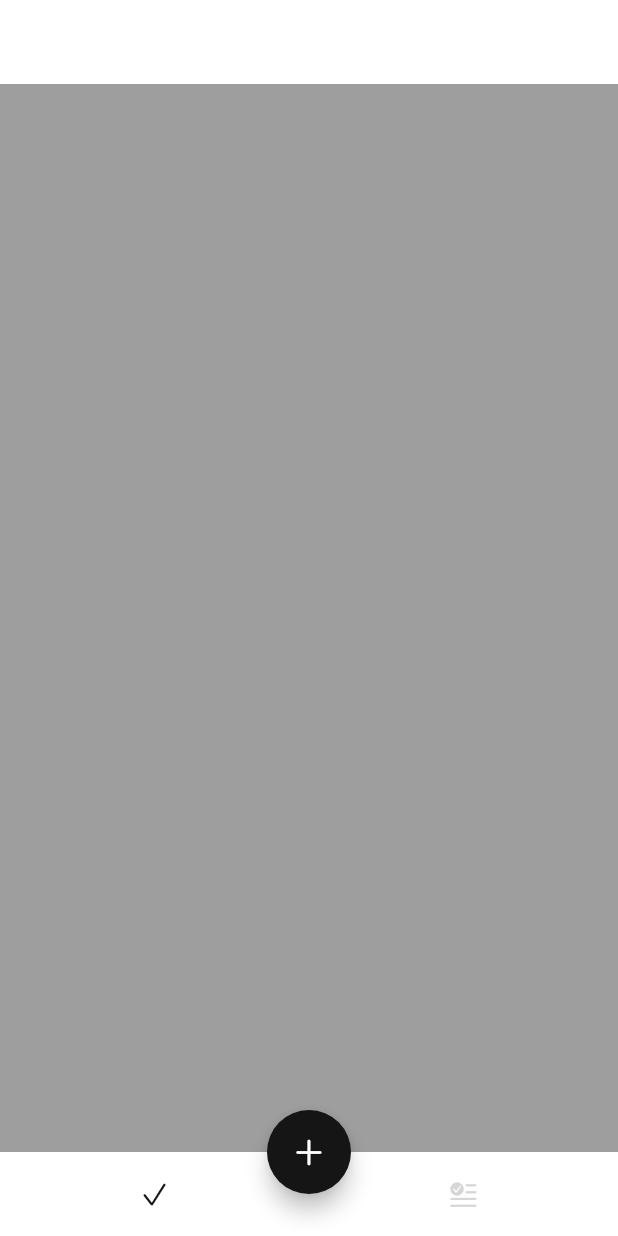
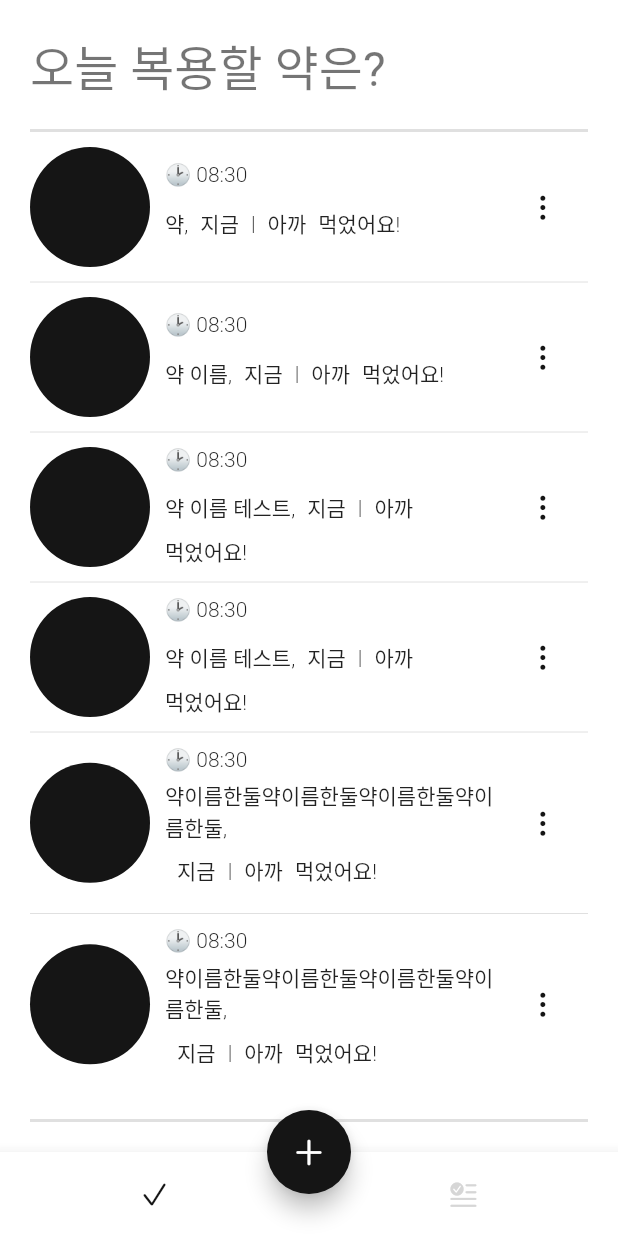
Before and after one commit to adbr-dev/dory, a Flutter app: the screen it shows after launch, on a phone screen of 412 x 824 dp. Run offline on Flutter 3.47's test engine with Material 2 defaults, Android fonts, the phone set to English and light mode, and no system bars; our stand-ins replace flutter_local_notifications, flutter_native_timezone, hive, hive_flutter, image_picker, permission_handler and 1 more; accounts and stored records are empty; Roboto replaces fonts that are missing (GmarketSansTTF).

Commit message:
feat: today 목록창, 단순 UI 제작

```diff
--- a/lib/pages/home_page.dart
+++ b/lib/pages/home_page.dart
@@ -1,4 +1,5 @@
 import 'package:dory/components/dory_colors.dart';
+import 'package:dory/components/dory_constants.dart';
 import 'package:dory/pages/history/history_page.dart';
 import 'package:dory/pages/today/today_page.dart';
 import 'package:flutter/cupertino.dart';
@@ -16,34 +17,28 @@
 class _HomePageState extends State<HomePage> {
   int _currentIndex = 0;
   final _pages = [
-    const TodayPage(),
+    TodayPage(),
     const HistoryPage(),
   ];
 
   @override
   Widget build(BuildContext context) {
-    return Container(
-      color: Colors.white,
-      child: SafeArea(
-        top: false,
-        child: Scaffold(
-          appBar: AppBar(),
-          body: _pages[_currentIndex],
-          floatingActionButton: FloatingActionButton(
-            onPressed: _onAddMedicine,
-            child: const Icon(CupertinoIcons.add),
-          ),
-          floatingActionButtonLocation:
-              FloatingActionButtonLocation.centerDocked,
-          bottomNavigationBar: _buildBottomAppBar(),
-        ),
+    return Scaffold(
+      body: Padding(
+        padding: pagePadding,
+        child: SafeArea(child: _pages[_currentIndex]),
       ),
+      floatingActionButton: FloatingActionButton(
+        onPressed: _onAddMedicine,
+        child: const Icon(CupertinoIcons.add),
+      ),
+      floatingActionButtonLocation: FloatingActionButtonLocation.centerDocked,
+      bottomNavigationBar: _buildBottomAppBar(),
     );
   }
 
   BottomAppBar _buildBottomAppBar() {
     return BottomAppBar(
-      elevation: 0,
       child: Container(
         height: kBottomNavigationBarHeight,
         color: Colors.white,
--- a/lib/pages/today/today_page.dart
+++ b/lib/pages/today/today_page.dart
@@ -1,12 +1,133 @@
+import 'package:dory/components/dory_constants.dart';
+import 'package:flutter/cupertino.dart';
 import 'package:flutter/material.dart';
 
 class TodayPage extends StatelessWidget {
-  const TodayPage({Key? key}) : super(key: key);
+  TodayPage({Key? key}) : super(key: key);
+
+  final list = [
+    '약',
+    '약 이름',
+    '약 이름 테스트',
+    '약 이름 테스트',
+    '약이름한둘약이름한둘약이름한둘약이름한둘',
+    '약이름한둘약이름한둘약이름한둘약이름한둘',
+  ];
 
   @override
   Widget build(BuildContext context) {
-    return Container(
-      color: Colors.grey,
+    return Column(
+      crossAxisAlignment: CrossAxisAlignment.start,
+      children: [
+        Text(
+          '오늘 복용할 약은?',
+          style: Theme.of(context).textTheme.headline4,
+        ),
+        const SizedBox(height: regularSpace),
+        const Divider(height: 1, thickness: 2.0),
+        Expanded(
+          child: ListView.separated(
+            padding: const EdgeInsets.symmetric(vertical: smallSpace),
+            itemCount: list.length,
+            itemBuilder: (context, index) {
+              return MedicineListTile(
+                name: list[index],
+              );
+            },
+            separatorBuilder: (context, index) {
+              return const Divider(
+                height: regularSpace,
+              );
+            },
+          ),
+        ),
+        const Divider(height: 1, thickness: 2.0),
+      ],
     );
   }
 }
+
+class MedicineListTile extends StatelessWidget {
+  const MedicineListTile({
+    Key? key,
+    required this.name,
+  }) : super(key: key);
+
+  final String name;
+
+  @override
+  Widget build(BuildContext context) {
+    final textStyle = Theme.of(context).textTheme.bodyText2;
+
+    return Row(
+      children: [
+        CupertinoButton(
+          padding: EdgeInsets.zero,
+          onPressed: () {},
+          child: const CircleAvatar(
+            radius: 40,
+          ),
+        ),
+        const SizedBox(width: smallSpace),
+        Expanded(
+          child: Column(
+            crossAxisAlignment: CrossAxisAlignment.start,
+            children: [
+              Text('🕑 08:30', style: textStyle),
+              const SizedBox(height: 6),
+              Wrap(
+                crossAxisAlignment: WrapCrossAlignment.center,
+                children: [
+                  Text('$name,', style: textStyle),
+                  TileActionButton(
+                    onTap: () {},
+                    title: '지금',
+                  ),
+                  Text('|', style: textStyle),
+                  TileActionButton(
+                    onTap: () {},
+                    title: '아까',
+                  ),
+                  Text('먹었어요!', style: textStyle),
+                ],
+              )
+            ],
+          ),
+        ),
+        CupertinoButton(
+          onPressed: () {},
+          child: const Icon(CupertinoIcons.ellipsis_vertical),
+        ),
+      ],
+    );
+  }
+}
+
+class TileActionButton extends StatelessWidget {
+  const TileActionButton({
+    Key? key,
+    required this.onTap,
+    required this.title,
+  }) : super(key: key);
+
+  final VoidCallback onTap;
+  final String title;
+
+  @override
+  Widget build(BuildContext context) {
+    final buttonTextStyle = Theme.of(context)
+        .textTheme
+        .bodyText2
+        ?.copyWith(fontWeight: FontWeight.w500);
+    return GestureDetector(
+      onTap: onTap,
+      child: Padding(
+        padding: const EdgeInsets.all(8.0),
+        child: Text(
+          title,
+          style: buttonTextStyle,
+        ),
+      ),
+    );
+  }
+}
```
